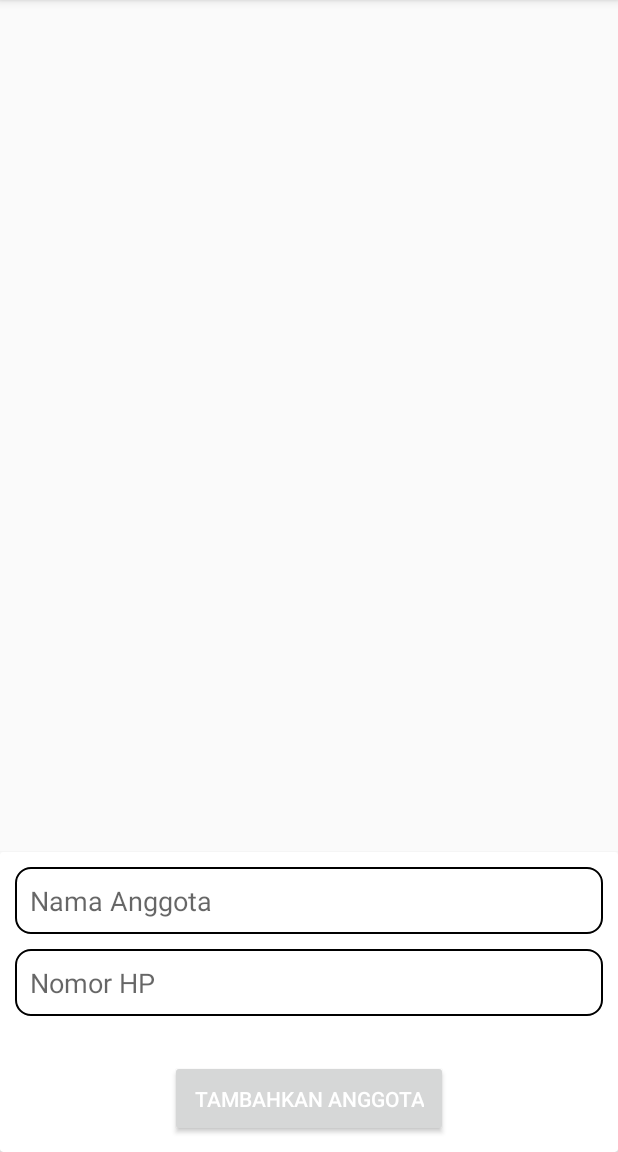
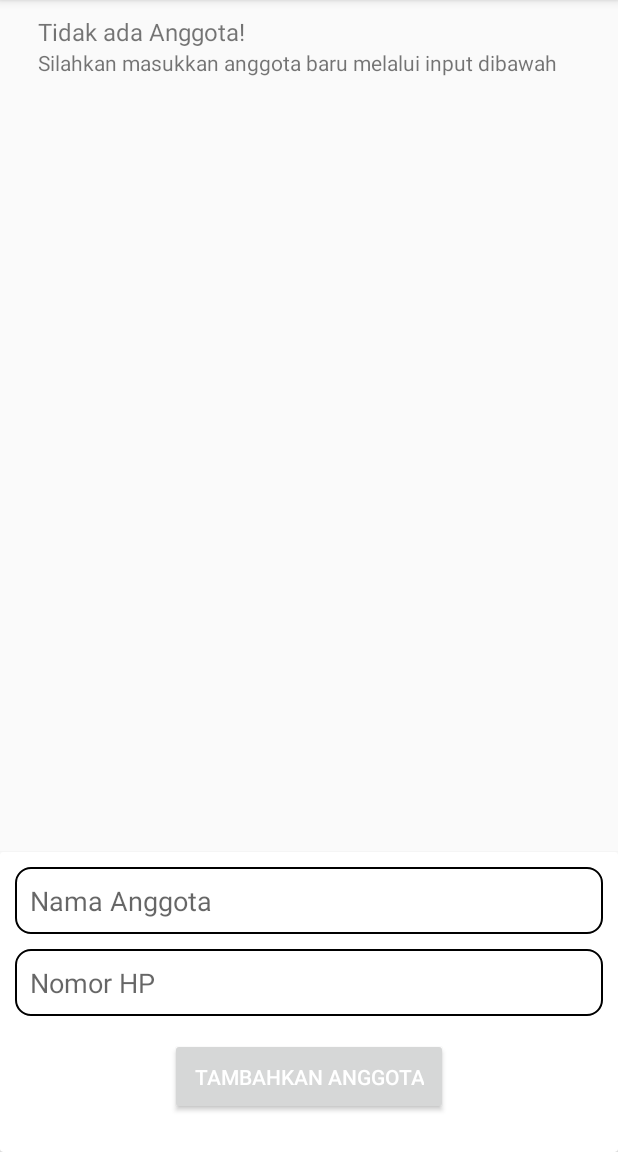
Before and after one commit to muhwyndhamhp/riwayat_android, an Android app: the ManageMemberActivity screen opened directly, with no data from a screen before it, on a phone screen of 412 x 824 dp, the part 84-1236 px from its top. Run offline under Robolectric (Android 15) with nearby library versions, the phone set to English and light mode, and no system bars; our stand-ins replace Room's generated code; plain views replace FancyButton.

Commit message:
add implementation for member management, connecting view to data via viewmodel and repository, change primary key to text type

```diff
--- a/app/src/main/java/io/muhwyndham/riwayat/adapter/MemberRVAdapter.kt
+++ b/app/src/main/java/io/muhwyndham/riwayat/adapter/MemberRVAdapter.kt
@@ -1 +1,35 @@
 package io.muhwyndham.riwayat.adapter
+
+import android.view.LayoutInflater
+import android.view.View
+import android.view.ViewGroup
+import androidx.recyclerview.widget.RecyclerView
+import io.muhwyndham.riwayat.R
+import io.muhwyndham.riwayat.model.Member
+import kotlinx.android.synthetic.main.item_member.view.*
+
+class MemberRVAdapter(private val memberList: List<Member>) :
+    RecyclerView.Adapter<MemberRVAdapter.ViewHolder>() {
+    override fun onCreateViewHolder(parent: ViewGroup, viewType: Int): MemberRVAdapter.ViewHolder {
+        val v = LayoutInflater.from(parent.context).inflate(R.layout.item_member, parent, false)
+
+        return ViewHolder(v)
+    }
+
+    override fun getItemCount(): Int {
+        return memberList.size
+    }
+
+    override fun onBindViewHolder(holder: ViewHolder, position: Int) {
+        holder.bindView(memberList[position])
+    }
+
+    class ViewHolder(itemView: View) : RecyclerView.ViewHolder(itemView) {
+        fun bindView(member: Member) {
+            itemView.tv_nama_anggota.text = member.memberName
+            itemView.tv_nomor_hp.text = member.phoneNumber.toString()
+        }
+    }
+
+
+}
--- a/app/src/main/java/io/muhwyndham/riwayat/dao/MemberDao.kt
+++ b/app/src/main/java/io/muhwyndham/riwayat/dao/MemberDao.kt
@@ -11,10 +11,10 @@ interface MemberDao {
     fun setMember(member: Member)
 
     @Query("SELECT * FROM member_table ORDER BY memberName ASC")
-    fun getAllMember(): LiveData<List<Member>>
+    fun getAllMember(): LiveData<MutableList<Member>>
 
     @Query("SELECT * FROM member_table WHERE phoneNumber = :phoneNumber")
-    fun getMember(phoneNumber: Int): LiveData<Member>
+    fun getMember(phoneNumber: String): LiveData<Member>
 
     @Query("DELETE FROM member_table")
     fun deleteAll()
--- a/app/src/main/java/io/muhwyndham/riwayat/model/Member.kt
+++ b/app/src/main/java/io/muhwyndham/riwayat/model/Member.kt
@@ -7,6 +7,6 @@ import androidx.room.PrimaryKey
 @Entity(tableName = "member_table")
 data class Member (
     @PrimaryKey(autoGenerate = false)
-    @ColumnInfo(name = "phoneNumber") var phoneNumber: Int = 0,
+    @ColumnInfo(name = "phoneNumber") var phoneNumber: String = "",
     @ColumnInfo(name = "memberName") var memberName: String = ""
 )
--- a/app/src/main/java/io/muhwyndham/riwayat/repository/MemberRepository.kt
+++ b/app/src/main/java/io/muhwyndham/riwayat/repository/MemberRepository.kt
@@ -23,7 +23,7 @@ class MemberRepository(application: Application) : CoroutineScope {
 
     fun getAllMember() = memberDao?.getAllMember()
 
-    fun getMember(phoneNumber: Int) = memberDao?.getMember(phoneNumber)
+    fun getMember(phoneNumber: String) = memberDao?.getMember(phoneNumber)
 
     fun setMember(member: Member) {
         launch { setMemberBG(member) }
--- a/app/src/main/java/io/muhwyndham/riwayat/ui/ManageMemberActivity.kt
+++ b/app/src/main/java/io/muhwyndham/riwayat/ui/ManageMemberActivity.kt
@@ -2,12 +2,65 @@ package io.muhwyndham.riwayat.ui
 
 import androidx.appcompat.app.AppCompatActivity
 import android.os.Bundle
+import android.widget.Toast
+import androidx.lifecycle.Observer
+import androidx.lifecycle.ViewModelProvider
+import androidx.recyclerview.widget.LinearLayoutManager
 import io.muhwyndham.riwayat.R
+import io.muhwyndham.riwayat.adapter.MemberRVAdapter
+import io.muhwyndham.riwayat.model.Member
+import io.muhwyndham.riwayat.viewmodel.ManageMemberViewModel
+import kotlinx.android.synthetic.main.activity_manage_member.*
 
 class ManageMemberActivity : AppCompatActivity() {
+
+    private var manageMemberViewModel: ManageMemberViewModel? = null
+
+    private var adapter: MemberRVAdapter? = null
 
     override fun onCreate(savedInstanceState: Bundle?) {
         super.onCreate(savedInstanceState)
         setContentView(R.layout.activity_manage_member)
+
+        manageMemberViewModel = ViewModelProvider(this).get(ManageMemberViewModel::class.java)
+
+        bt_input_member.setOnClickListener {
+            manageMemberViewModel?.insertMember(et_member_name.text.toString(), et_member_phone.text.toString())?.observe(this@ManageMemberActivity, Observer { isInserted ->
+                if(isInserted) setPostInsertedState()
+                else {
+                    showToast("Kolom tidak boleh kosong!")
+                }
+            })
+        }
+
+        manageMemberViewModel?.getMemberList()?.observe(this, Observer { memberList ->
+            renderMember(memberList)
+        })
+    }
+
+    private fun setPostInsertedState() {
+        et_member_name.setText("")
+        et_member_phone.setText("")
+        showToast("Berhasil menginput member")
+
+        manageMemberViewModel?.getMemberList()?.observe(this@ManageMemberActivity, Observer { memberList ->
+            renderMember(memberList)
+        })
+    }
+
+    private fun showToast(message: String){
+        val toast = Toast.makeText(this@ManageMemberActivity, message, Toast.LENGTH_LONG)
+        toast.show()
+    }
+
+    private fun renderMember(memberList: MutableList<Member>){
+       if(memberList.isEmpty()){
+           adapter = MemberRVAdapter(listOf(Member("Silahkan masukkan anggota baru melalui input dibawah", "Tidak ada Anggota!")))
+       } else {
+           adapter = MemberRVAdapter(memberList)
+       }
+        val layoutManager = LinearLayoutManager(this@ManageMemberActivity)
+        rv_member.adapter = adapter
+        rv_member.layoutManager = layoutManager
     }
 }
--- a/app/src/main/res/layout/activity_manage_member.xml
+++ b/app/src/main/res/layout/activity_manage_member.xml
@@ -61,6 +61,7 @@
                 app:layout_constraintBottom_toBottomOf="parent"
                 app:layout_constraintEnd_toEndOf="parent"
                 app:layout_constraintStart_toStartOf="parent"
+                app:layout_constraintTop_toBottomOf="@id/et_member_phone"
                 fancy:fb_radius="30dp" />
 
         </androidx.constraintlayout.widget.ConstraintLayout>
--- /dev/null
+++ b/app/src/main/res/layout/item_member.xml
@@ -0,0 +1,24 @@
+<?xml version="1.0" encoding="utf-8"?>
+<LinearLayout xmlns:android="http://schemas.android.com/apk/res/android"
+    android:layout_width="match_parent"
+    android:layout_height="wrap_content"
+    android:padding="10dp"
+    android:orientation="vertical">
+    <TextView
+        android:id="@+id/tv_nama_anggota"
+        android:layout_width="match_parent"
+        android:layout_height="wrap_content"
+        android:layout_marginStart="15dp"
+        android:layout_marginEnd="15dp"
+        android:text="Nama Anggota"
+        android:textSize="16sp" />
+
+    <TextView
+        android:id="@+id/tv_nomor_hp"
+        android:layout_width="match_parent"
+        android:layout_height="wrap_content"
+        android:layout_marginStart="15dp"
+        android:layout_marginEnd="15dp"
+        android:text="Nomor HP"
+        android:textSize="14sp" />
+</LinearLayout>
```
Also changed, not shown: app/src/main/java/io/muhwyndham/riwayat/viewmodel/ManageMemberViewModel.kt (added, +34 -0 lines).
